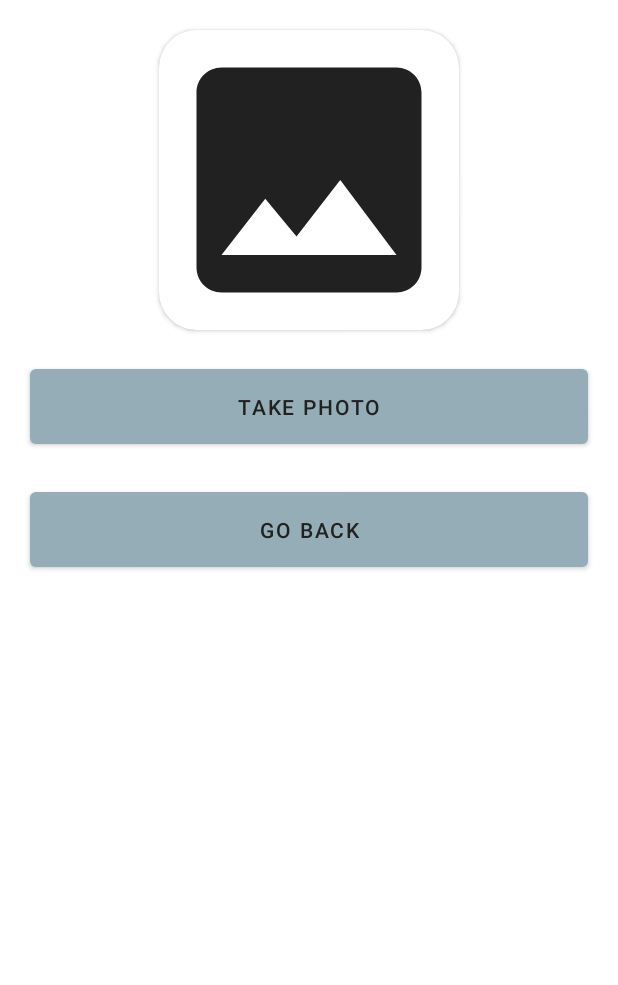
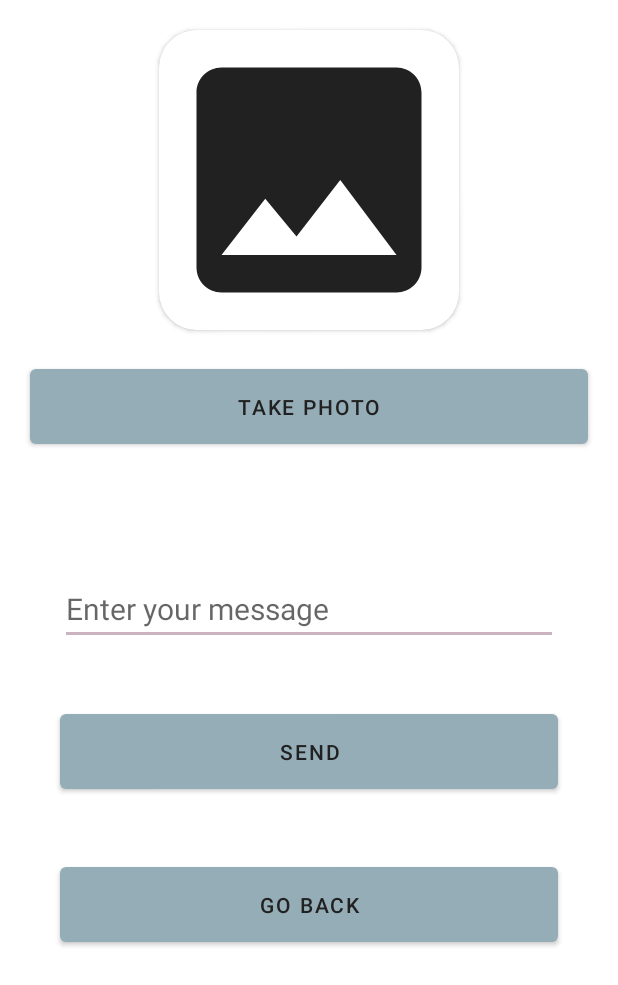
Before and after one commit to sotopro/animalplace, an Android app: the SupportActivity screen opened directly, with no data from a screen before it, on a phone screen of 412 x 824 dp. Shown: the top 985 px of the screen. Run offline under Robolectric (Android 15) with nearby library versions, the phone set to English and light mode, and no system bars; pictures from the network do not load.

Commit message:
[feature] - add support post services method

```diff
--- a/app/src/main/java/com/example/animalplace/ApiInterface.java
+++ b/app/src/main/java/com/example/animalplace/ApiInterface.java
@@ -4,9 +4,14 @@ import java.util.ArrayList;
 import java.util.List;
 
 import retrofit2.Call;
+import retrofit2.http.Body;
 import retrofit2.http.GET;
+import retrofit2.http.POST;
 
 public interface ApiInterface {
     @GET("animals")
     Call<List<AnimalModel>> getAnimals();
+
+    @POST("support")
+    Call<SupportModel> postAnimal(@Body SupportModel supportModel);
 }
--- a/app/src/main/java/com/example/animalplace/SupportActivity.java
+++ b/app/src/main/java/com/example/animalplace/SupportActivity.java
@@ -11,9 +11,16 @@ import android.net.Uri;
 import android.os.Build;
 import android.os.Bundle;
 import android.provider.MediaStore;
+import android.util.Log;
+import android.view.View;
 import android.widget.Button;
+import android.widget.EditText;
 import android.widget.ImageView;
 import android.widget.Toast;
+
+import retrofit2.Call;
+import retrofit2.Callback;
+import retrofit2.Response;
 
 public class SupportActivity extends AppCompatActivity {
 
@@ -23,6 +30,9 @@ public class SupportActivity extends AppCompatActivity {
     private Button goBackButton;
     private ImageView supportImage;
     private Uri imageUri;
+    private EditText supportEditText;
+    private Button supportButton;
+
 
     @Override
     protected void onCreate(Bundle savedInstanceState) {
@@ -32,6 +42,8 @@ public class SupportActivity extends AppCompatActivity {
         takePhotoButton = findViewById(R.id.take_photo_button);
         supportImage = findViewById(R.id.support_image);
         goBackButton = findViewById(R.id.go_back_button);
+        supportEditText = findViewById(R.id.support_edit_text);
+        supportButton = findViewById(R.id.support_button);
 
 
         takePhotoButton.setOnClickListener(v -> {
@@ -52,10 +64,42 @@ public class SupportActivity extends AppCompatActivity {
             }
         });
 
+        supportButton.setOnClickListener(new View.OnClickListener() {
+            @Override
+            public void onClick(View v) {
+                if(supportEditText.getText().toString().isEmpty() || imageUri == null){
+                    Toast.makeText(SupportActivity.this, "Please enter a message", Toast.LENGTH_SHORT).show();
+                }
+                else {
+                    postAnimal(supportEditText.getText().toString(), imageUri.toString());
+                    Intent intent = new Intent(SupportActivity.this, MainActivity.class);
+                    startActivity(intent);
+                }
+            }
+        });
+
         goBackButton.setOnClickListener(v -> {
             Intent intent = new Intent(SupportActivity.this, MainActivity.class);
             startActivity(intent);
         });
+    }
+
+    private void postAnimal(String message, String imageUri){
+        SupportModel supportModel = new SupportModel(imageUri, message);
+        RetrofitClient.getRetrofitClient().postAnimal(supportModel).enqueue(new Callback<SupportModel>() {
+            @Override
+            public void onResponse(Call<SupportModel> call, Response<SupportModel> response) {
+                if(response.isSuccessful()){
+                    Toast.makeText(SupportActivity.this, "Animal added", Toast.LENGTH_SHORT).show();
+                }
+            }
+
+            @Override
+            public void onFailure(Call<SupportModel> call, Throwable t) {
+                Toast.makeText(SupportActivity.this, "Error adding animal", Toast.LENGTH_SHORT).show();
+            }
+        });
+
     }
 
     @Override
--- a/app/src/main/res/layout/activity_support.xml
+++ b/app/src/main/res/layout/activity_support.xml
@@ -35,6 +35,38 @@
         app:layout_constraintTop_toBottomOf="@+id/card_view"
         android:textColor="?android:textColor"
         />
+
+    <LinearLayout
+        android:layout_width="match_parent"
+        android:layout_height="wrap_content"
+        android:orientation="vertical"
+        android:padding="20dp"
+        android:layout_marginTop="40dp"
+        app:layout_constraintStart_toStartOf="parent"
+        app:layout_constraintTop_toBottomOf="@+id/take_photo_button"
+        >
+        <EditText
+            android:layout_width="match_parent"
+            android:layout_height="match_parent"
+            android:id="@+id/support_edit_text"
+            android:layout_margin="20dp"
+            android:textSize="20sp"
+            android:textColor="?android:textColor"
+            android:hint="Enter your message"
+            android:layout_marginTop="20dp"
+            />
+
+        <Button
+            android:id="@+id/support_button"
+            android:layout_width="match_parent"
+            android:layout_height="wrap_content"
+            android:padding="15dp"
+            android:layout_margin="20dp"
+            android:text="Send"
+            android:textColor="?android:textColor"
+            app:layout_constraintTop_toBottomOf="@+id/support_edit_text"
+
+            />
         <Button
             android:id="@+id/go_back_button"
             android:layout_width="match_parent"
@@ -45,5 +77,6 @@
             app:layout_constraintTop_toBottomOf="@+id/take_photo_button"
             android:textColor="?android:textColor"
             />
+    </LinearLayout>
 
 </androidx.constraintlayout.widget.ConstraintLayout>
```
Also changed, not shown: app/src/main/java/com/example/animalplace/SupportModel.java (added, +29 -0 lines). Lines whose indentation alone changed are shown as unchanged.
